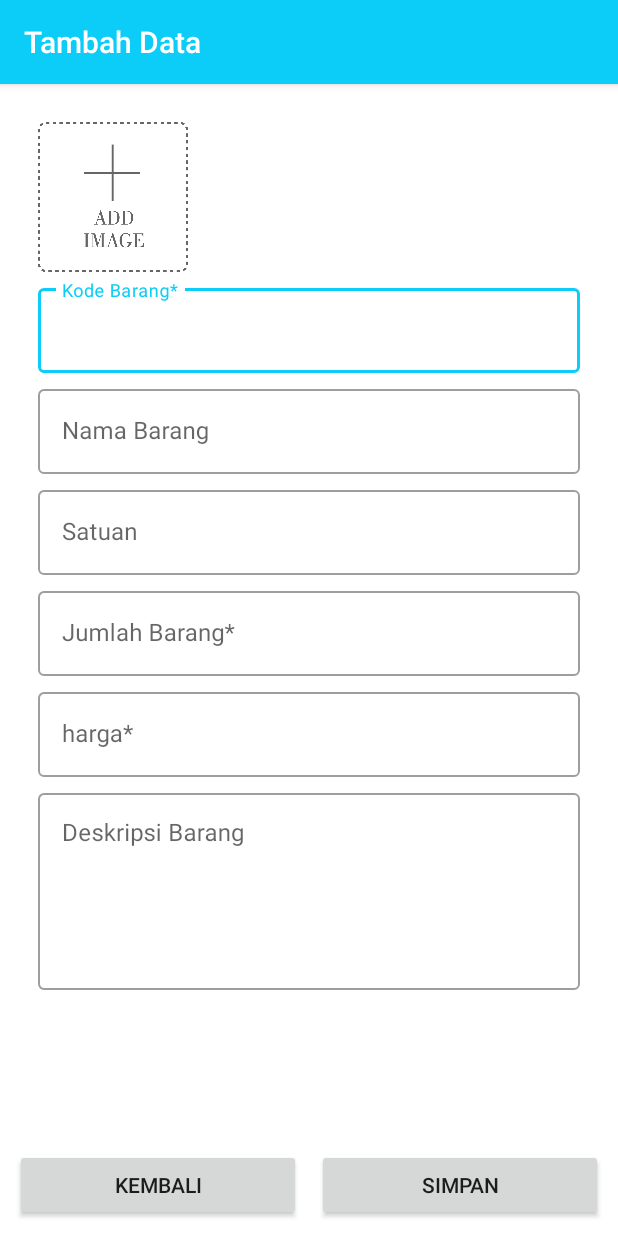
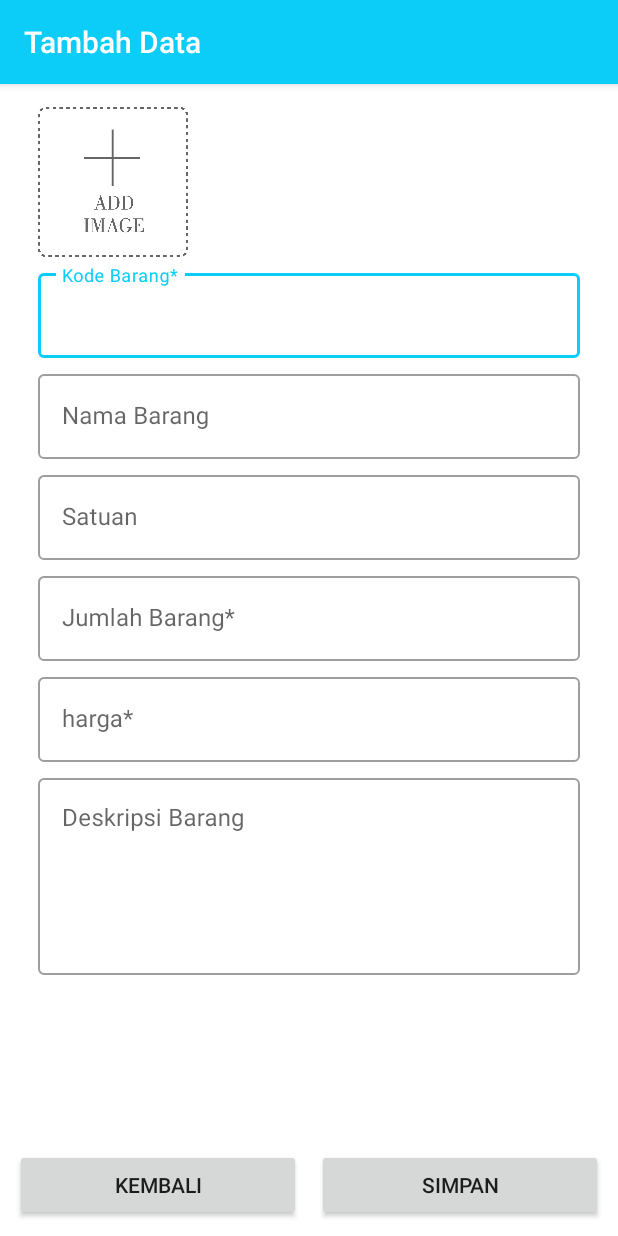
Before and after one commit to kencana16/UAS-Mobile, an Android app: the AddDataActivity screen opened directly, with no data from a screen before it, on a phone screen of 412 x 824 dp. Run offline under Robolectric (Android 15) with nearby library versions, the phone set to English and light mode, and no system bars; libraries missing offline, so code that uses them is left out: com.theartofdev.edmodo.

Commit message:
fix padding margin

```diff
--- a/app/src/main/res/drawable/bg_btn_gradient.xml
+++ b/app/src/main/res/drawable/bg_btn_gradient.xml
@@ -4,7 +4,7 @@
     android:shape="rectangle">
     <corners android:radius="10dp"/>
     <solid
-        android:color="#0BCDF8"
+        android:color="@color/colorPrimary"
         />
 
 </shape>
--- a/app/src/main/res/layout/activity_add_data.xml
+++ b/app/src/main/res/layout/activity_add_data.xml
@@ -12,12 +12,12 @@
 
     <ScrollView
         android:layout_width="match_parent"
-        android:layout_height="match_parent"
-        android:padding="10dp">
+        android:layout_height="match_parent">
         <LinearLayout
             android:layout_width="match_parent"
             android:layout_height="match_parent"
-
+            android:paddingStart="10dp"
+            android:paddingEnd="10dp"
             android:paddingBottom="120dp"
             android:orientation="vertical">
 
--- a/app/src/main/res/layout/activity_detail_sell.xml
+++ b/app/src/main/res/layout/activity_detail_sell.xml
@@ -61,7 +61,7 @@
                 //baris 1
 
                 <TextView
-                    android:layout_width="80dp"
+                    android:layout_width="90dp"
                     android:layout_row="0"
                     android:layout_column="0"
                     android:layout_columnWeight="1"
@@ -85,7 +85,7 @@
                 //baris 2
 
                 <TextView
-                    android:layout_width="80dp"
+                    android:layout_width="90dp"
                     android:layout_row="1"
                     android:layout_column="0"
                     android:layout_columnWeight="1"
@@ -126,7 +126,7 @@
                 //baris 4
 
                 <TextView
-                    android:layout_width="80dp"
+                    android:layout_width="90dp"
                     android:layout_row="3"
                     android:layout_column="0"
                     android:layout_columnWeight="1"
--- a/app/src/main/res/layout/activity_edit_data.xml
+++ b/app/src/main/res/layout/activity_edit_data.xml
@@ -12,12 +12,12 @@
 
     <ScrollView
         android:layout_width="match_parent"
-        android:layout_height="match_parent"
-        android:padding="10dp">
+        android:layout_height="match_parent">
         <LinearLayout
             android:layout_width="match_parent"
             android:layout_height="match_parent"
-
+            android:paddingStart="10dp"
+            android:paddingEnd="10dp"
             android:paddingBottom="120dp"
             android:orientation="vertical">
 
```
